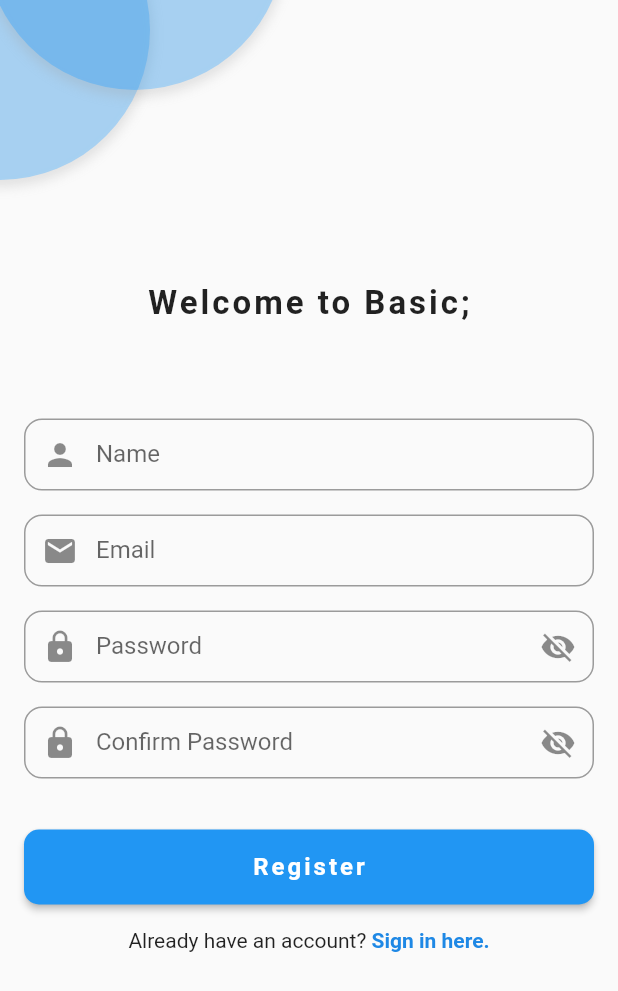
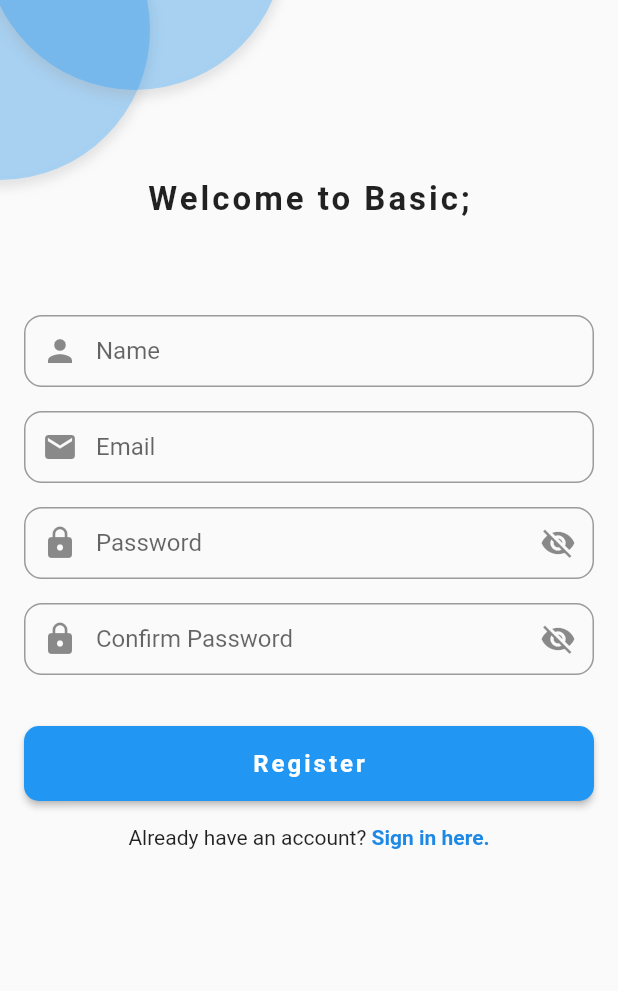
Before and after one commit to sagexfors/basicprog, a Flutter app: the RegisterPage screen opened directly with empty values, on a phone screen of 412 x 824 dp. Shown: the top 991 px of the screen. Run offline on Flutter 3.47's test engine with Material 2 defaults, Android fonts, the phone set to English and light mode, and no system bars; our stand-ins replace firebase_auth, firebase_core, flutter_svg; accounts and stored records are empty; generated files the repository leaves out were written again; network calls fail.

Commit message:
Fix render overflow

```diff
--- a/lib/Pages/register_page.dart
+++ b/lib/Pages/register_page.dart
@@ -21,8 +21,19 @@ class _RegisterPageState extends State<RegisterPage> {
     return SafeArea(
       child: Scaffold(
         resizeToAvoidBottomInset: false,
-        body: Stack(
+        body: SingleChildScrollView(
+          child: Stack(
             children: [
+              Center(
+                child: Column(
+                  mainAxisAlignment: MainAxisAlignment.center,
+                  children: [
+                    const SizedBox(height: 60),
+                    const SizedBox(height: 60),
+                    RegisterForm(showLoginPage: widget.showLoginPage),
+                  ],
+                ),
+              ),
               const Positioned(
                 top: -80,
                 left: -100,
@@ -33,8 +44,8 @@ class _RegisterPageState extends State<RegisterPage> {
                 left: -10,
                 child: CircleThing(opacity: 0.7),
               ),
-            RegisterForm(showLoginPage: widget.showLoginPage)
             ],
+          ),
         ),
       ),
     );
```
Lines whose indentation alone changed are shown as unchanged.
